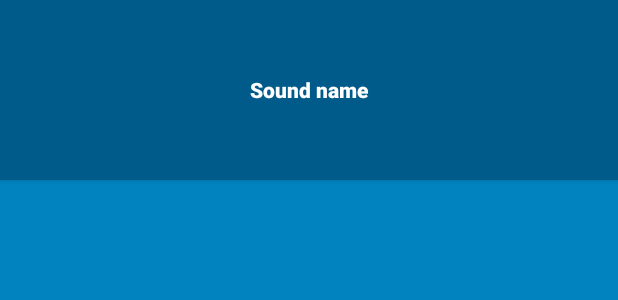
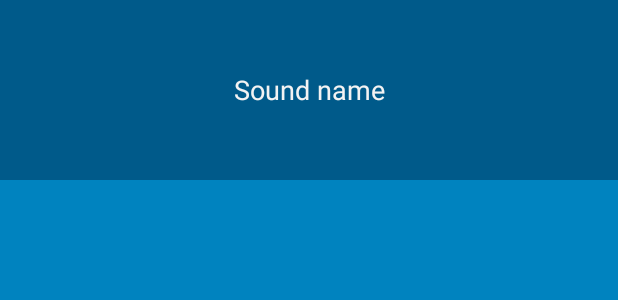
Before and after one commit to MoeRookie/BeatBox, an Android app: the layout list_item_sound.xml on its own in the app's theme, with its tools: preview values and no code run, on a phone screen of 412 x 824 dp. Shown: the top 300 px of the screen. Run offline under Robolectric (Android 15) with nearby library versions, the phone set to English and light mode, and no system bars.

Commit message:
创建并使用普通按钮样式,由主题指定

```diff
--- a/app/src/main/res/layout/list_item_sound.xml
+++ b/app/src/main/res/layout/list_item_sound.xml
@@ -1,7 +1,6 @@
 <?xml version="1.0" encoding="utf-8"?>
 <Button xmlns:android="http://schemas.android.com/apk/res/android"
     android:id="@+id/list_item_sound_button"
-    style="@style/StrongBeatBoxButton"
     android:layout_width="match_parent"
     android:layout_height="120dp"
     android:textAllCaps="false"
--- a/app/src/main/res/values/styles.xml
+++ b/app/src/main/res/values/styles.xml
@@ -7,14 +7,11 @@
         <item name="colorPrimaryDark">@color/dark_red</item>
         <item name="colorAccent">@color/gray</item>
         <item name="android:colorBackground">@color/soothing_blue</item>
+        <item name="android:buttonStyle">@style/BeatBoxButton</item>
     </style>
 
-    <style name="BeatBoxButton">
+    <style name="BeatBoxButton" parent="android:Widget.Holo.Button">
         <item name="android:background">@color/dark_blue</item>
     </style>
 
-    <style name="StrongBeatBoxButton" parent="BeatBoxButton">
-        <item name="android:textStyle">bold</item>
-    </style>
-
 </resources>
```
